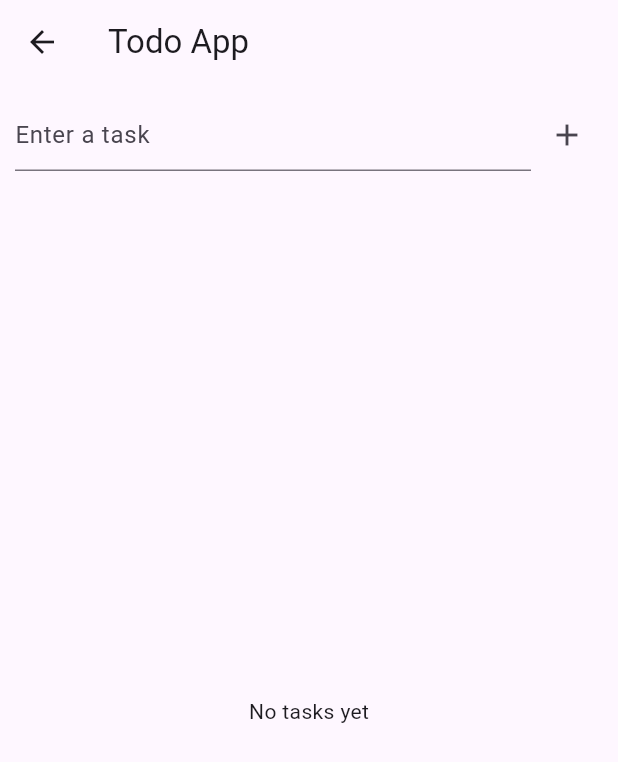
After one commit to Belly433/MobileApp_development_StateManagement, a Flutter app: the screen it shows after launch, after a tap on "Part 4 — Todo App", on a phone screen of 412 x 824 dp. The commit adds this screen. Shown: the top 762 px of the screen. Run offline on Flutter 3.47's test engine with Material 3 defaults, Android fonts, the phone set to English and light mode, and no system bars.

Commit message:
Final submission

```diff
--- a/lib/main.dart
+++ b/lib/main.dart
@@ -1,6 +1,7 @@
 import 'package:flutter/material.dart';
 import 'screens/counter_screen.dart';
 import 'screens/lifecycle_screen.dart';
+import 'screens/todo_screen.dart';
 
 void main() => runApp(const MyApp());
 
@@ -19,6 +20,7 @@ class MyApp extends StatelessWidget {
 class HomeMenu extends StatelessWidget {
   const HomeMenu({super.key});
 
+
   @override
   Widget build(BuildContext context) {
     return Scaffold(
@@ -36,6 +38,15 @@ class HomeMenu extends StatelessWidget {
               ),
               child: const Text('Part 2 — Counter'),
             ),
+            ElevatedButton(
+  onPressed: () => Navigator.push(
+    context,
+    MaterialPageRoute(
+      builder: (_) => const TodoScreen(),
+    ),
+  ),
+  child: const Text('Part 4 — Todo App'),
+),
             const SizedBox(height: 16),
             ElevatedButton(
               onPressed: () => Navigator.push(
--- /dev/null
+++ b/lib/screens/todo_screen.dart
@@ -0,0 +1,74 @@
+import 'package:flutter/material.dart';
+
+class TodoScreen extends StatefulWidget {
+  const TodoScreen({super.key});
+
+  @override
+  State<TodoScreen> createState() => _TodoScreenState();
+}
+
+class _TodoScreenState extends State<TodoScreen> {
+  final List<String> _tasks = [];
+  final TextEditingController _controller = TextEditingController();
+
+  void _addTask() {
+    if (_controller.text.isNotEmpty) {
+      setState(() {
+        _tasks.add(_controller.text);
+        _controller.clear();
+      });
+    }
+  }
+
+  void _removeTask(int index) {
+    setState(() {
+      _tasks.removeAt(index);
+    });
+  }
+
+  @override
+  Widget build(BuildContext context) {
+    return Scaffold(
+      appBar: AppBar(title: const Text('Todo App')),
+      body: Column(
+        children: [
+          Padding(
+            padding: const EdgeInsets.all(10),
+            child: Row(
+              children: [
+                Expanded(
+                  child: TextField(
+                    controller: _controller,
+                    decoration: const InputDecoration(
+                      hintText: 'Enter a task',
+                    ),
+                  ),
+                ),
+                IconButton(
+                  icon: const Icon(Icons.add),
+                  onPressed: _addTask,
+                )
+              ],
+            ),
+          ),
+          Expanded(
+            child: _tasks.isEmpty
+                ? const Center(child: Text('No tasks yet'))
+                : ListView.builder(
+                    itemCount: _tasks.length,
+                    itemBuilder: (context, index) {
+                      return ListTile(
+                        title: Text(_tasks[index]),
+                        trailing: IconButton(
+                          icon: const Icon(Icons.delete),
+                          onPressed: () => _removeTask(index),
+                        ),
+                      );
+                    },
+                  ),
+          )
+        ],
+      ),
+    );
+  }
+}
```
